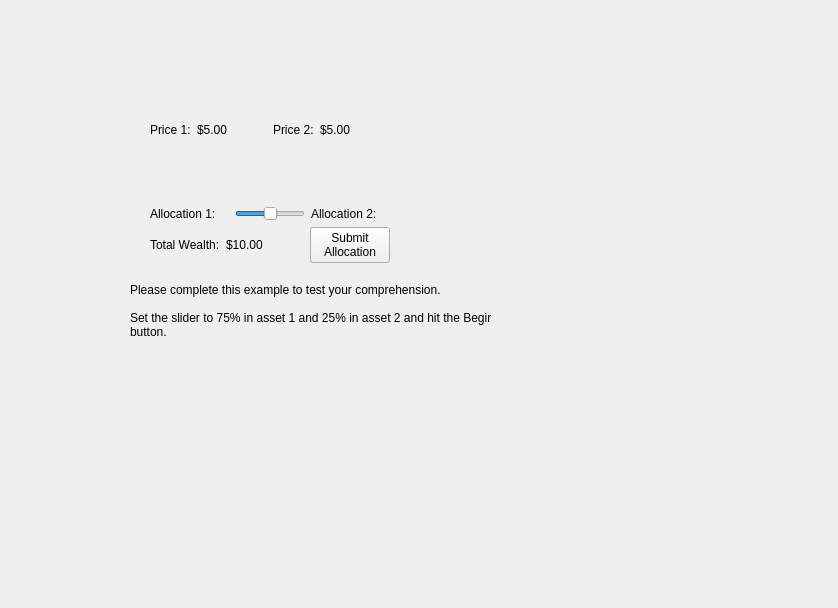
Above: MarketSimulation/instructionscreentest1.ui from dwattttt/marketsim before the change. Below: the same form after it.
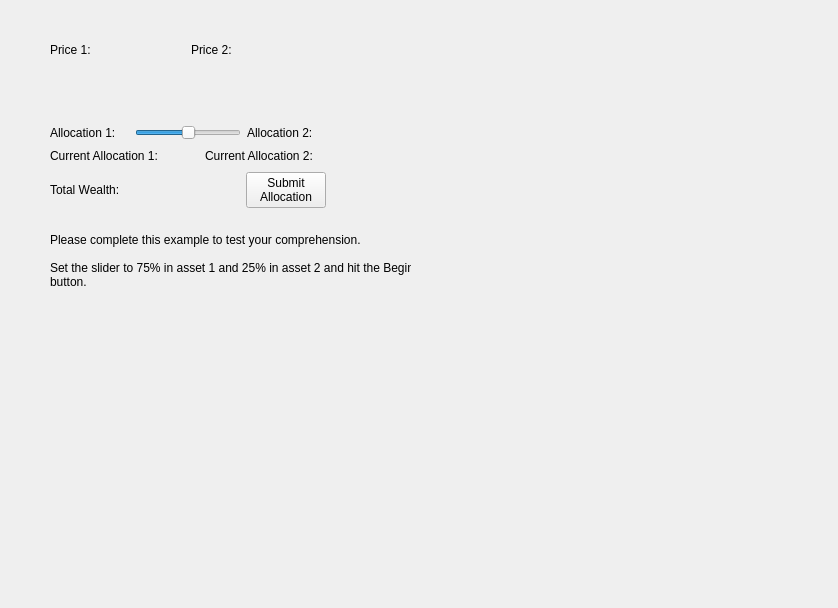
That is the form after the change.

Commit message:
Implemented the first two instruction test screens.
Leaving the decryption instructions/tests for Ben.

What changed in the file:
```diff
--- a/MarketSimulation/instructionscreentest1.ui
+++ b/MarketSimulation/instructionscreentest1.ui
@@ -13,13 +13,29 @@
   <property name="windowTitle">
    <string>Form</string>
   </property>
+  <widget class="QLabel" name="label_6">
+   <property name="geometry">
+    <rect>
+     <x>50</x>
+     <y>220</y>
+     <width>361</width>
+     <height>81</height>
+    </rect>
+   </property>
+   <property name="text">
+    <string>Please complete this example to test your comprehension.
+
+Set the slider to 75% in asset 1 and 25% in asset 2 and hit the Begin
+button.</string>
+   </property>
+  </widget>
   <widget class="QWidget" name="layoutWidget">
    <property name="geometry">
     <rect>
-     <x>150</x>
-     <y>120</y>
-     <width>240</width>
-     <height>143</height>
+     <x>50</x>
+     <y>40</y>
+     <width>276</width>
+     <height>168</height>
     </rect>
    </property>
    <layout class="QVBoxLayout" name="verticalLayout">
@@ -37,7 +53,7 @@
         <item>
          <widget class="QLabel" name="price1Label">
           <property name="text">
-           <string>$5.00</string>
+           <string/>
           </property>
          </widget>
         </item>
@@ -68,7 +84,7 @@
         <item>
          <widget class="QLabel" name="price2Label">
           <property name="text">
-           <string>$5.00</string>
+           <string/>
           </property>
          </widget>
         </item>
@@ -150,6 +166,51 @@
       </item>
      </layout>
     </item>
+    <item>
+     <layout class="QHBoxLayout" name="horizontalLayout_6">
+      <item>
+       <widget class="QLabel" name="label_7">
+        <property name="text">
+         <string>Current Allocation 1:</string>
+        </property>
+       </widget>
+      </item>
+      <item>
+       <widget class="QLabel" name="curAllocation1Label">
+        <property name="text">
+         <string/>
+        </property>
+       </widget>
+      </item>
+      <item>
+       <spacer name="horizontalSpacer_4">
+        <property name="orientation">
+         <enum>Qt::Horizontal</enum>
+        </property>
+        <property name="sizeHint" stdset="0">
+         <size>
+          <width>40</width>
+          <height>20</height>
+         </size>
+        </property>
+       </spacer>
+      </item>
+      <item>
+       <widget class="QLabel" name="label_8">
+        <property name="text">
+         <string>Current Allocation 2:</string>
+        </property>
+       </widget>
+      </item>
+      <item>
+       <widget class="QLabel" name="curAllocation2Label">
+        <property name="text">
+         <string/>
+        </property>
+       </widget>
+      </item>
+     </layout>
+    </item>
     <item>
      <layout class="QHBoxLayout" name="horizontalLayout_4">
       <item>
@@ -162,7 +223,7 @@
       <item>
        <widget class="QLabel" name="wealthLabel">
         <property name="text">
-         <string>$10.00</string>
+         <string/>
         </property>
        </widget>
       </item>
@@ -191,22 +252,6 @@
     </item>
    </layout>
   </widget>
-  <widget class="QLabel" name="label_6">
-   <property name="geometry">
-    <rect>
-     <x>130</x>
-     <y>270</y>
-     <width>361</width>
-     <height>81</height>
-    </rect>
-   </property>
-   <property name="text">
-    <string>Please complete this example to test your comprehension.
-
-Set the slider to 75% in asset 1 and 25% in asset 2 and hit the Begin
-button.</string>
-   </property>
-  </widget>
  </widget>
  <resources/>
  <connections/>
```
Left out of the diff: 2 changed lines with no effect on the pictures. The commit also changes 7 other files.
